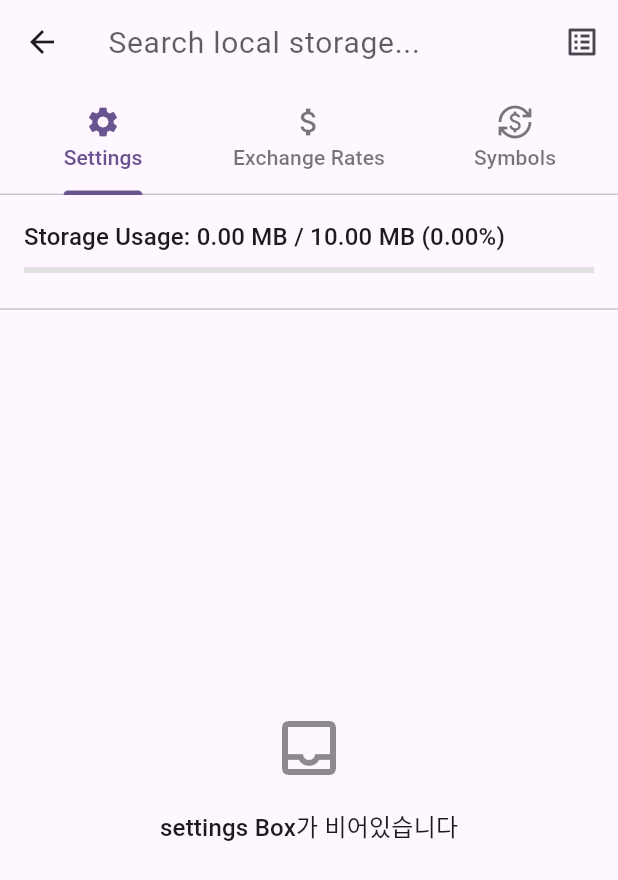
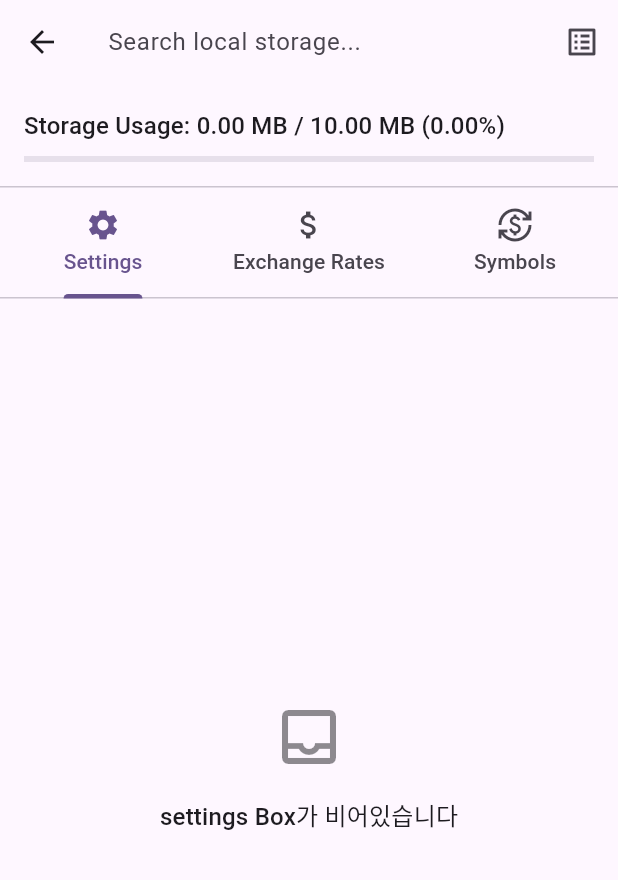
Before and after one commit to DAAC-A00/finow, a Flutter app: the StorageViewerScreen screen opened directly, on a phone screen of 412 x 824 dp. Shown: the top 880 px of the screen. Run offline on Flutter 3.47's test engine with Material 3 defaults, Android fonts, the phone set to English and light mode, and no system bars; our stand-ins replace dio, flutter_riverpod, fluttertoast, go_router, hive, hive_flutter and 1 more; accounts and stored records are empty; network calls fail.

Commit message:
refactor: 스토리지 뷰어 UI 디자인 개선 및 테마 컬러 적용

```diff
--- a/lib/features/storage_viewer/storage_viewer_screen.dart
+++ b/lib/features/storage_viewer/storage_viewer_screen.dart
@@ -83,17 +83,9 @@ class _StorageViewerScreenState extends ConsumerState<StorageViewerScreen>
           onChanged: (value) {
             ref.read(searchQueryProvider.notifier).state = value;
           },
-          decoration: InputDecoration(
+          decoration: const InputDecoration(
             hintText: 'Search local storage...',
             border: InputBorder.none,
-            hintStyle: TextStyle(
-              color: Theme.of(context).colorScheme.onSurface.withAlpha((255 * 0.7).round()),
-              fontSize: 20,
-            ),
-          ),
-          style: TextStyle(
-            color: Theme.of(context).colorScheme.onSurface,
-            fontSize: 20,
           ),
         ),
         actions: [
@@ -103,33 +95,15 @@ class _StorageViewerScreenState extends ConsumerState<StorageViewerScreen>
             onPressed: () => _showBoxListBottomSheet(context, ref),
           ),
         ],
-        bottom: TabBar(
-          controller: _tabController,
-          labelColor: Theme.of(context).colorScheme.primary,
-          unselectedLabelColor: Theme.of(context).colorScheme.onSurface.withAlpha((255 * 0.6).round()),
-          indicatorColor: Theme.of(context).colorScheme.primary,
-          tabs: const [
-            Tab(
-              icon: Icon(Icons.settings),
-              text: 'Settings',
-            ),
-            Tab(
-              icon: Icon(Icons.attach_money),
-              text: 'Exchange Rates',
-            ),
-            Tab(
-              icon: Icon(Icons.currency_exchange),
-              text: 'Symbols',
-            ),
-          ],
-        ),
       ),
       body: Column(
         children: [
-          // 스토리지 사용량 표시 위젯
           asyncUsage.when(
             loading: () => const LinearProgressIndicator(),
-            error: (err, stack) => Text('Usage Error: $err'),
+            error: (err, stack) => Padding(
+              padding: const EdgeInsets.all(16.0),
+              child: Text('Usage Error: $err'),
+            ),
             data: (currentBytes) {
               final currentMB = currentBytes / (1024 * 1024);
               final percentage = (currentBytes / maxStorageBytes) * 100;
@@ -145,15 +119,35 @@ class _StorageViewerScreenState extends ConsumerState<StorageViewerScreen>
                     const SizedBox(height: 8),
                     LinearProgressIndicator(
                       value: percentage / 100,
-                      backgroundColor: Colors.grey[300],
+                      backgroundColor: Theme.of(context).colorScheme.surfaceVariant,
+                      valueColor: AlwaysStoppedAnimation<Color>(Theme.of(context).colorScheme.primary),
                     ),
                   ],
                 ),
               );
             },
           ),
-          const Divider(),
-          // TabBarView로 각 Box 데이터 표시
+          const Divider(height: 1),
+          TabBar(
+            controller: _tabController,
+            labelColor: Theme.of(context).colorScheme.primary,
+            unselectedLabelColor: Theme.of(context).colorScheme.onSurfaceVariant,
+            indicatorColor: Theme.of(context).colorScheme.primary,
+            tabs: const [
+              Tab(
+                icon: Icon(Icons.settings),
+                text: 'Settings',
+              ),
+              Tab(
+                icon: Icon(Icons.attach_money),
+                text: 'Exchange Rates',
+              ),
+              Tab(
+                icon: Icon(Icons.currency_exchange),
+                text: 'Symbols',
+              ),
+            ],
+          ),
           Expanded(
             child: TabBarView(
               controller: _tabController,
```
